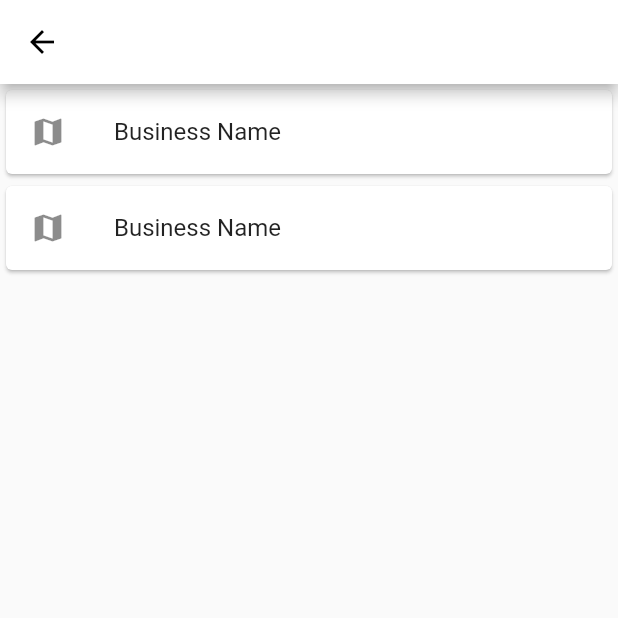
After one commit to ingki3/flutter, a Flutter app: the BusinessSelectPage screen opened directly, on a phone screen of 412 x 824 dp, the top half of it. The commit adds this screen. Run offline on Flutter 3.47's test engine with Material 2 defaults, Android fonts, the phone set to English and light mode, and no system bars; our stand-ins replace cloud_firestore, firebase_auth, firebase_storage, flutter_signin_button, geolocator, google_sign_in and 1 more; accounts and stored records are empty.

Commit message:
20191005_1

```diff
--- /dev/null
+++ b/credit_card_sms_receiver/lib/business_select_page.dart
@@ -0,0 +1,38 @@
+import 'package:flutter/material.dart';
+
+class BusinessSelectPage extends StatefulWidget {
+  @override
+  _BusinessSelectPageState createState() => _BusinessSelectPageState();
+}
+
+class _BusinessSelectPageState extends State<BusinessSelectPage> {
+
+  @override
+  Widget build(BuildContext context) {
+    return Scaffold(
+      appBar: AppBar(),
+      body: _buildBody(),
+    );
+  }
+
+  Widget _buildBody() {
+    return SafeArea(
+      child: ListView(
+        children: <Widget>[
+          Card(
+            child: ListTile(
+              leading: Icon(Icons.map),
+              title: Text("Business Name")
+            ),
+          ),
+          Card(
+            child: ListTile(
+              leading: Icon(Icons.map),
+              title: Text("Business Name")
+            ),
+          ),
+        ],
+      ),
+    );
+  }
+}
--- a/credit_card_sms_receiver/pubspec.yaml
+++ b/credit_card_sms_receiver/pubspec.yaml
@@ -23,6 +23,10 @@ dependencies:
   # The following adds the Cupertino Icons font to your application.
   # Use with the CupertinoIcons class for iOS style icons.
   cupertino_icons: ^0.1.2
+  google_maps_flutter: ^0.5.21+7
+  geolocator: ^5.1.4
+
+  location: ^2.3.5
 
 dev_dependencies:
   flutter_test:
--- a/instagram_clone/lib/search_page.dart
+++ b/instagram_clone/lib/search_page.dart
@@ -17,7 +17,7 @@ class _SearchPageState extends State<SearchPage> {
   Widget build(BuildContext context) {
     return Scaffold(
       appBar: AppBar(),
-      body: _buildBidy(),
+      body: _buildBody(),
       floatingActionButton: FloatingActionButton(onPressed: () {
               Navigator.push(context,
                 MaterialPageRoute(builder:  (context) => CreatePage(widget.user))
@@ -29,7 +29,7 @@ class _SearchPageState extends State<SearchPage> {
     );
   }
 
-  Widget _buildBidy() {
+  Widget _buildBody() {
     return StreamBuilder(
       stream: Firestore.instance.collection('post').snapshots(),
       builder: (BuildContext context, AsyncSnapshot snapshot) {
```
Also changed, not shown: credit_card_sms_receiver/lib/sample.txt (+14 -0 lines), credit_card_sms_receiver/lib/sms_input_page.dart (+49 -4 lines), credit_card_sms_receiver/pubspec.lock, 15 other files.
